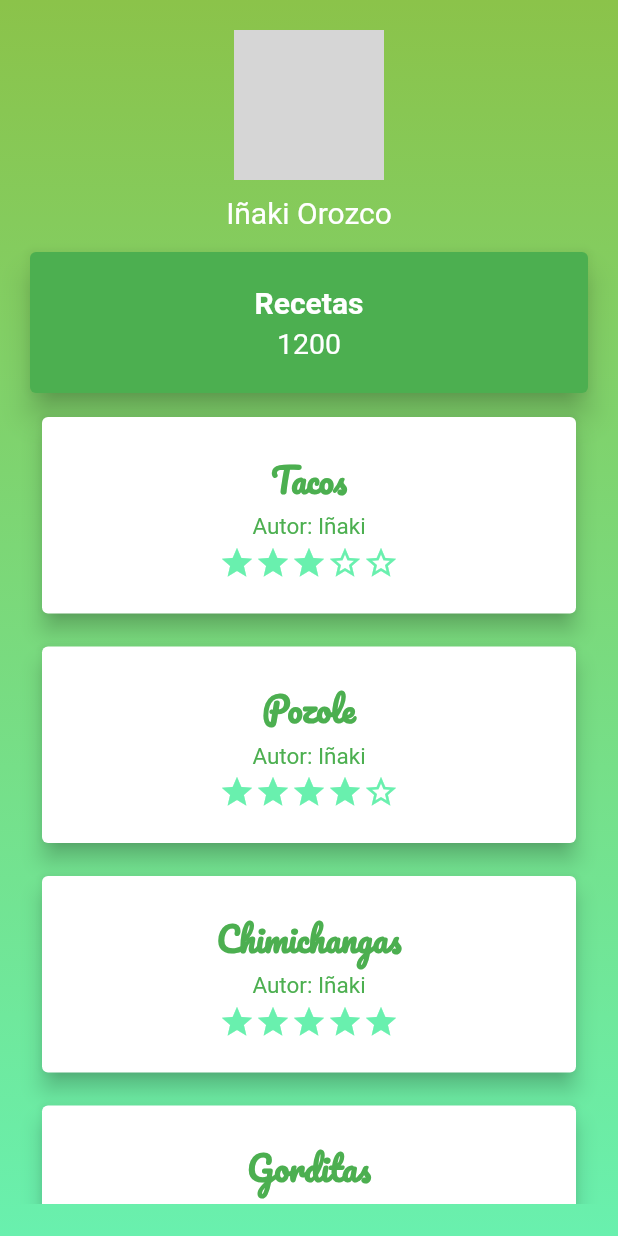
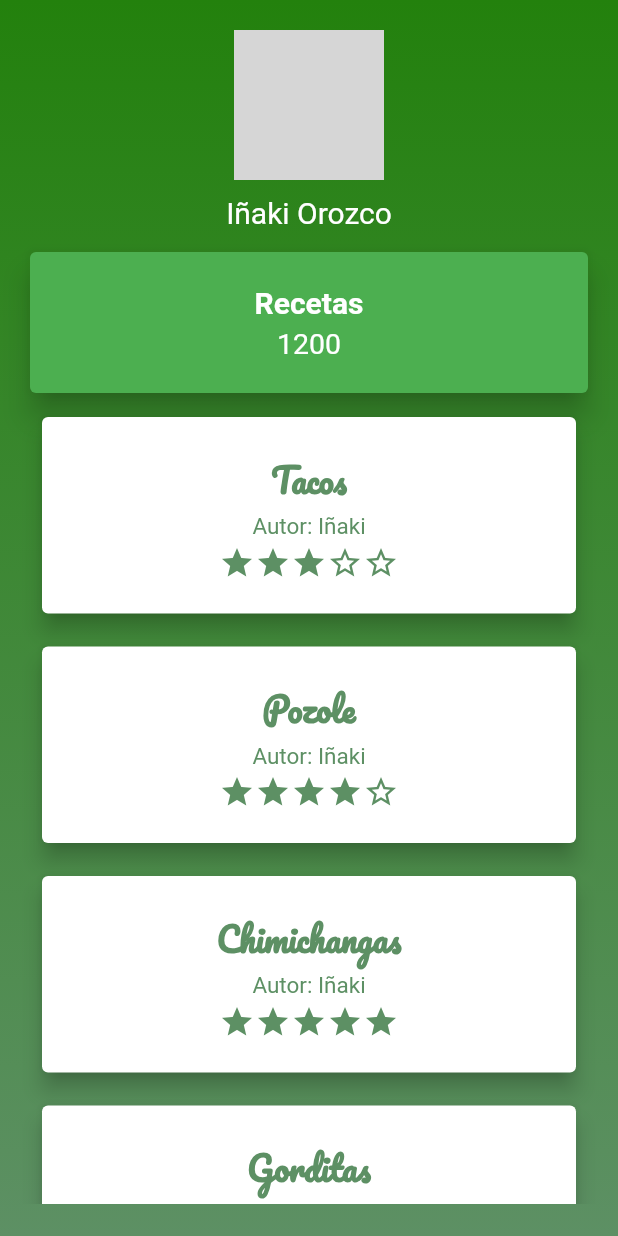
Before and after one commit to Haro1610/Proyecto-PAM-Vegan, a Flutter app: the Perfil screen opened directly, on a phone screen of 412 x 824 dp. Run offline on Flutter 3.47's test engine with Material 2 defaults, Android fonts, the phone set to English and light mode, and no system bars; our stand-ins replace bloc, cloud_firestore, equatable, firebase_auth, firebase_core, flutter_bloc and 7 more; accounts and stored records are empty; network calls fail; Roboto replaces fonts that are missing (Overpass); grey boxes are pictures that could not be loaded.

Commit message:
Color corregido

```diff
--- a/lib/perfil/perfil.dart
+++ b/lib/perfil/perfil.dart
@@ -42,7 +42,7 @@ class Platillo extends StatelessWidget {
                     Text(name,
                         style: GoogleFonts.pacifico(
                           textStyle: TextStyle(
-                            color: Colors.green,
+                            color: Color.fromARGB(255, 93, 144, 100),
                             fontSize: 22.0,
                             fontWeight: FontWeight.bold,
                           ),
@@ -53,7 +53,7 @@ class Platillo extends StatelessWidget {
                     Text("Autor: " + author,
                         style: GoogleFonts.overpass(
                           textStyle: TextStyle(
-                            color: Colors.green,
+                            color: Color.fromARGB(255, 93, 144, 100),
                             fontSize: 15.0,
                           ),
                         )),
@@ -88,7 +88,10 @@ class Perfil extends StatelessWidget {
                   gradient: LinearGradient(
                       begin: Alignment.topCenter,
                       end: Alignment.bottomCenter,
-                      colors: [Colors.lightGreen, Colors.greenAccent])),
+                      colors: [
+                    Color.fromARGB(255, 35, 129, 13),
+                    Color.fromARGB(255, 93, 144, 100)
+                  ])),
               height: MediaQuery.of(context).size.height,
               child: Container(
                 margin: EdgeInsets.only(top: 20.0),
@@ -178,13 +181,13 @@ class Perfil extends StatelessWidget {
 Row _CountStars(int stars) {
   var starFull = Icon(
     Icons.star,
-    color: Colors.greenAccent,
+    color: Color.fromARGB(255, 93, 144, 100),
     size: 24.0,
     semanticLabel: 'Text to announce in accessibility modes',
   );
   var starEmpty = Icon(
     Icons.star_border_outlined,
-    color: Colors.greenAccent,
+    color: Color.fromARGB(255, 93, 144, 100),
     size: 24.0,
     semanticLabel: 'Text to announce in accessibility modes',
   );
```
